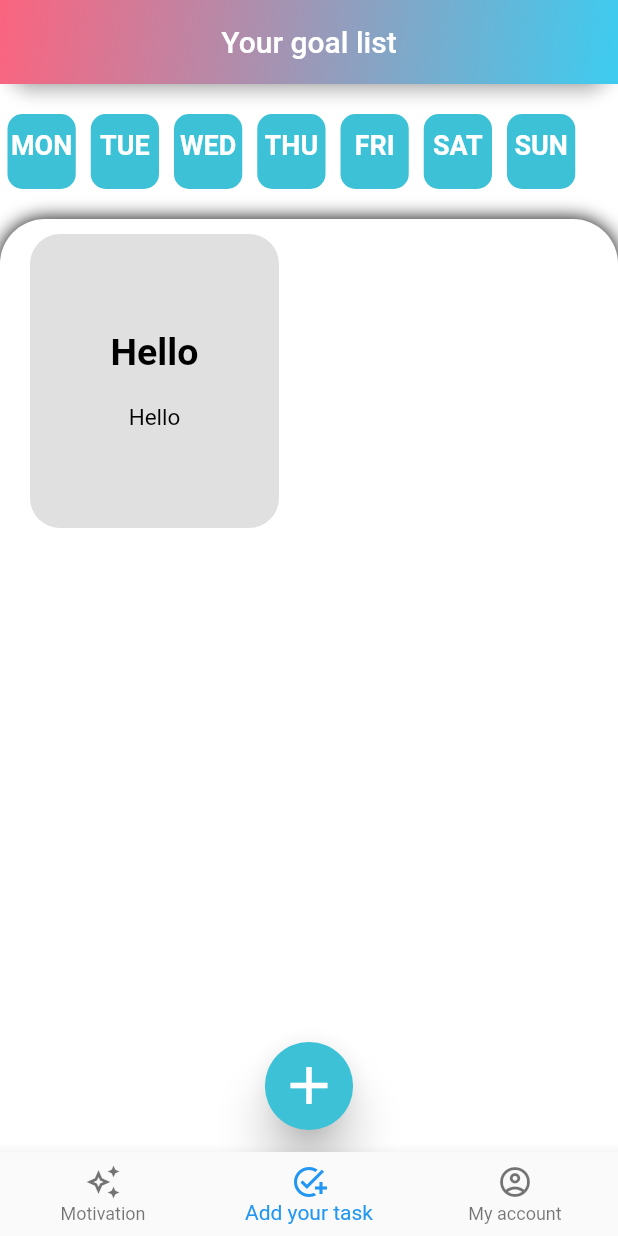
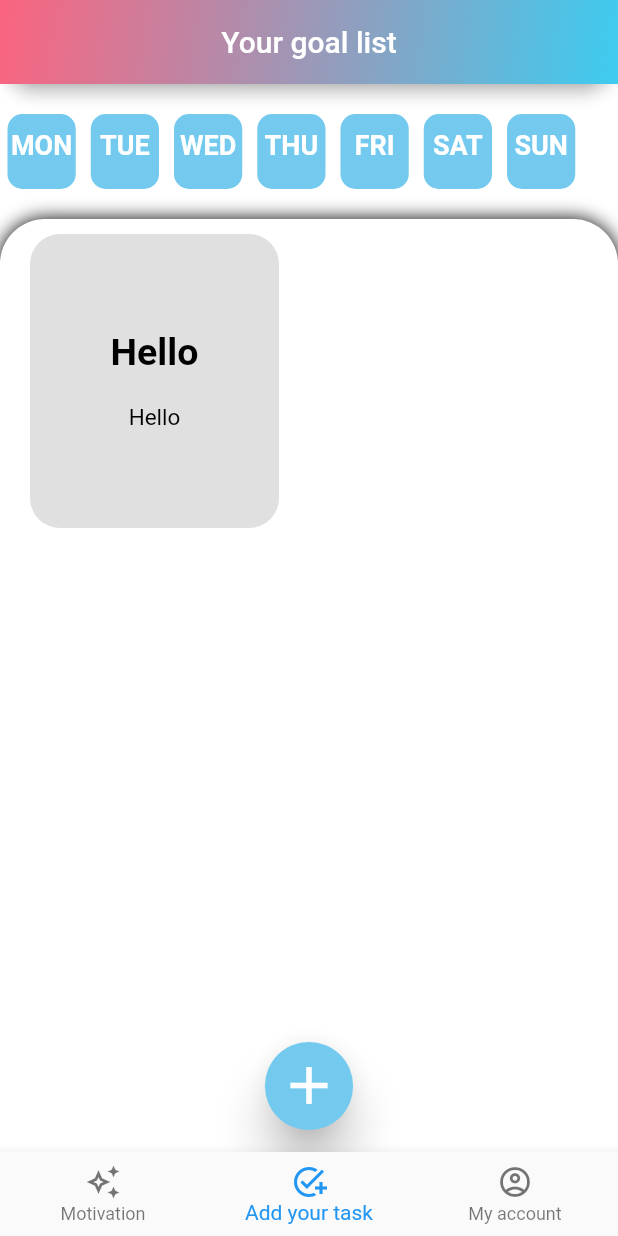
Before and after one commit to xxxjuliaxxx/make_it_tidy, a Flutter app: the screen it shows once a user with an empty profile is signed in, item 2 of the bottom bar chosen, on a phone screen of 412 x 824 dp. Run offline on Flutter 3.47's test engine with Material 2 defaults, Android fonts, the phone set to English and light mode, and no system bars; our stand-ins replace firebase_auth, firebase_core, google_fonts; accounts and stored records are empty; network calls fail.

Commit message:
Change app colors

```diff
--- a/lib/app/home/my_account/my_account_page_content.dart
+++ b/lib/app/home/my_account/my_account_page_content.dart
@@ -59,7 +59,7 @@ class MyAccountPageContent extends StatelessWidget {
             height: 40,
             child: ElevatedButton(
               style: ElevatedButton.styleFrom(
-                backgroundColor: const Color.fromARGB(255, 172, 158, 177),
+                backgroundColor: Color.fromARGB(255, 102, 182, 216),
               ),
               onPressed: () {
                 FirebaseAuth.instance.signOut();
--- a/lib/custom_widgets/day_list.dart
+++ b/lib/custom_widgets/day_list.dart
@@ -1,7 +1,6 @@
 import 'package:flutter/material.dart';
 
 class HorizontalDayList extends StatefulWidget {
-
   const HorizontalDayList({Key? key}) : super(key: key);
 
   @override
@@ -11,20 +10,20 @@ class HorizontalDayList extends StatefulWidget {
 class _HorizontalDayListState extends State<HorizontalDayList> {
   List<String> weekdays = ["MON", "TUE", "WED", "THU", "FRI", "SAT", "SUN"];
 
-  Color activeCardColor = Colors.white;
-  Color inactiveCardColor = const Color.fromARGB(66, 115, 205, 215);
+  Color activeCardColor = const Color.fromARGB(235, 230, 111, 160);
+  Color inactiveCardColor = const Color.fromARGB(255, 115, 202, 238);
 
-  Color activeTextColor = Colors.black;
-  Color inactiveTextColor = Colors.white;
+  Color activeTextColor = const Color.fromARGB(255, 255, 255, 255);
+  Color inactiveTextColor = const Color.fromARGB(255, 211, 215, 219);
 
   List<List<Color>> cardColorList = [
-    [const Color.fromARGB(255, 60, 193, 214), Colors.white],
-    [const Color.fromARGB(255, 60, 193, 214), Colors.white],
-    [const Color.fromARGB(255, 60, 193, 214), Colors.white],
-    [const Color.fromARGB(255, 60, 193, 214), Colors.white],
-    [const Color.fromARGB(255, 60, 193, 214), Colors.white],
-    [const Color.fromARGB(255, 60, 193, 214), Colors.white],
-    [const Color.fromARGB(255, 60, 193, 214), Colors.white],
+    [const Color.fromARGB(255, 115, 202, 238), Colors.white],
+    [const Color.fromARGB(255, 115, 202, 238), Colors.white],
+    [const Color.fromARGB(255, 115, 202, 238), Colors.white],
+    [const Color.fromARGB(255, 115, 202, 238), Colors.white],
+    [const Color.fromARGB(255, 115, 202, 238), Colors.white],
+    [const Color.fromARGB(255, 115, 202, 238), Colors.white],
+    [const Color.fromARGB(255, 115, 202, 238), Colors.white],
   ];
 
   @override
--- a/lib/pages/home.dart
+++ b/lib/pages/home.dart
@@ -18,6 +18,7 @@ void changeWeekday(String newDay) {
     });
     print("changed, $weekday");
   }
+
   List<List<String>> taskInformation = [
     ["Hello", "Hello"]
   ];
@@ -54,8 +55,8 @@ void changeWeekday(String newDay) {
           onPressed: () {},
           elevation: 13,
           highlightElevation: 50,
-          splashColor: const Color.fromARGB(255, 210, 130, 162),
-          backgroundColor: const Color.fromARGB(255, 60, 193, 214),
+          splashColor: const Color.fromARGB(235, 249, 51, 133),
+          backgroundColor: const Color.fromARGB(255, 115, 202, 238),
           child: const Icon(
             Icons.add_outlined,
             size: 40,
```
Lines whose indentation alone changed are shown as unchanged.
